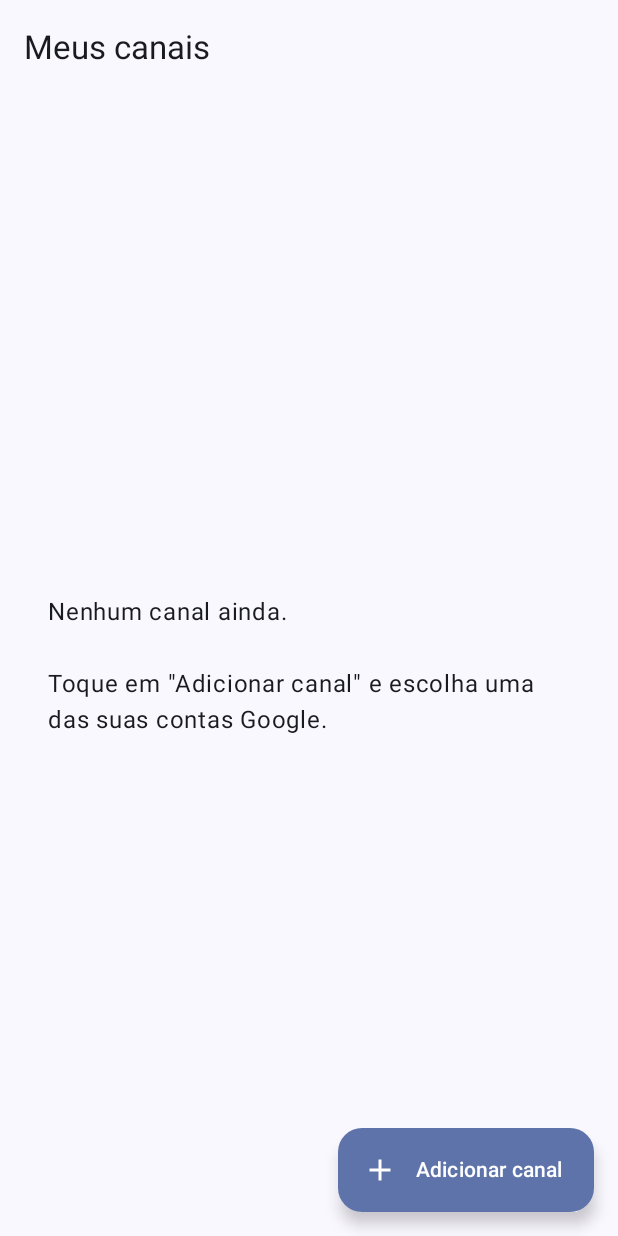
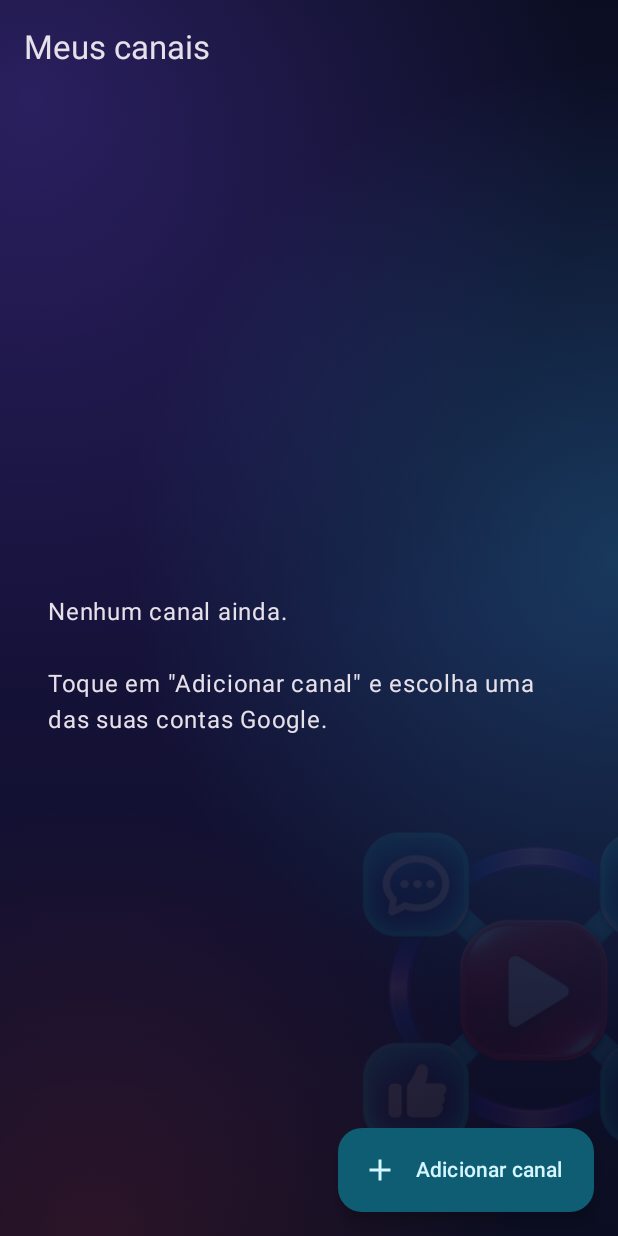
Before and after one commit to jbalvezz/studio-movel, an Android app built with Jetpack Compose: the screen it shows after launch (MainActivity), on a phone screen of 412 x 824 dp. Run offline under Robolectric (Android 15) with nearby library versions, the phone set to English and light mode, and no system bars; pictures from the network do not load.

Commit message:
Ícone próprio, fundo com as cores do ícone, organizar canais e botão Gmail
Co-Authored-By: Claude Opus 5.5 <noreply@anthropic.com>

```diff
--- a/app/build.gradle.kts
+++ b/app/build.gradle.kts
@@ -16,7 +16,7 @@ android {
         minSdk = 26
         targetSdk = 35
         versionCode = (System.getenv("GITHUB_RUN_NUMBER") ?: "1").toInt()
-        versionName = "0.2.${System.getenv("GITHUB_RUN_NUMBER") ?: "0"}"
+        versionName = "0.3.${System.getenv("GITHUB_RUN_NUMBER") ?: "0"}"
     }
 
     signingConfigs {
--- a/app/src/main/java/com/studiomovel/app/MainActivity.kt
+++ b/app/src/main/java/com/studiomovel/app/MainActivity.kt
@@ -11,6 +11,21 @@ import androidx.activity.compose.BackHandler
 import androidx.activity.compose.setContent
 import androidx.activity.enableEdgeToEdge
 import androidx.compose.foundation.clickable
+import androidx.compose.foundation.Image
+import androidx.compose.foundation.layout.offset
+import androidx.compose.material.icons.filled.Check
+import androidx.compose.material.icons.filled.Email
+import androidx.compose.material.icons.filled.KeyboardArrowDown
+import androidx.compose.material.icons.filled.KeyboardArrowUp
+import androidx.compose.material.icons.filled.Edit
+import androidx.compose.material3.CardDefaults
+import androidx.compose.material3.TopAppBarDefaults
+import androidx.compose.ui.draw.alpha
+import androidx.compose.ui.draw.drawBehind
+import androidx.compose.ui.geometry.Offset
+import androidx.compose.ui.graphics.Brush
+import androidx.compose.ui.graphics.drawscope.DrawScope
+import androidx.compose.ui.res.painterResource
 import androidx.compose.foundation.isSystemInDarkTheme
 import androidx.compose.foundation.layout.Arrangement
 import androidx.compose.foundation.layout.Box
@@ -27,6 +42,7 @@ import androidx.compose.foundation.layout.size
 import androidx.compose.foundation.layout.width
 import androidx.compose.foundation.lazy.LazyColumn
 import androidx.compose.foundation.lazy.items
+import androidx.compose.foundation.lazy.itemsIndexed
 import androidx.compose.foundation.rememberScrollState
 import androidx.compose.foundation.shape.CircleShape
 import androidx.compose.foundation.shape.RoundedCornerShape
@@ -97,18 +113,57 @@ class MainActivity : ComponentActivity() {
 
 // ---------- Tema ----------
 
+// Cores tiradas do ícone: azul-ciano, roxo e vermelho do play.
+private val CorFundo1 = Color(0xFF0B0E22)
+private val CorFundo2 = Color(0xFF16123A)
+val CorCartao = Color(0xFF1D1A44).copy(alpha = 0.78f)
+
 @Composable
 fun Tema(conteudo: @Composable () -> Unit) {
-    val escuro = isSystemInDarkTheme()
-    val ctx = LocalContext.current
-    val cores = when {
-        Build.VERSION.SDK_INT >= 31 -> if (escuro) dynamicDarkColorScheme(ctx) else dynamicLightColorScheme(ctx)
-        escuro -> darkColorScheme(primary = Color(0xFFB69CFF), secondary = Color(0xFF6FD3FF))
-        else -> lightColorScheme(primary = Color(0xFF5B2BB5), secondary = Color(0xFF0B6FA8))
+    val cores = darkColorScheme(
+        primary = Color(0xFF5FE3FF),
+        onPrimary = Color(0xFF00222B),
+        secondary = Color(0xFFB08CFF),
+        tertiary = Color(0xFFFF4D5E),
+        background = CorFundo1,
+        surface = Color(0xFF1D1A44),
+        surfaceVariant = Color(0xFF2A2660),
+        onSurfaceVariant = Color(0xFFC4C2E8),
+        primaryContainer = Color(0xFF0E5D73),
+        onPrimaryContainer = Color(0xFFD5F6FF),
+        secondaryContainer = Color(0xFF3B2C7A),
+        onSecondaryContainer = Color(0xFFEDE5FF),
+    )
+    MaterialTheme(colorScheme = cores) {
+        Box(Modifier.fillMaxSize().drawBehind { fundo() }) {
+            // Marca d'água discreta com o ícone, no canto de baixo.
+            Image(
+                painter = painterResource(R.drawable.marca_dagua),
+                contentDescription = null,
+                modifier = Modifier.align(Alignment.BottomEnd).padding(bottom = 40.dp).size(260.dp)
+                    .offset(x = 70.dp).alpha(0.07f),
+            )
+            // Surface transparente: só para o texto ficar claro sobre o fundo escuro.
+            Surface(Modifier.fillMaxSize(), color = Color.Transparent, contentColor = cores.onBackground) { conteudo() }
+        }
     }
-    MaterialTheme(colorScheme = cores) {
-        Surface(Modifier.fillMaxSize(), color = MaterialTheme.colorScheme.background) { conteudo() }
-    }
+}
+
+/** Degradê escuro com brilhos suaves nas cores do ícone. */
+private fun DrawScope.fundo() {
+    drawRect(Brush.verticalGradient(listOf(CorFundo1, CorFundo2, CorFundo1)))
+    fun brilho(cor: Color, cx: Float, cy: Float, raio: Float) = drawCircle(
+        brush = Brush.radialGradient(
+            listOf(cor, Color.Transparent),
+            center = Offset(size.width * cx, size.height * cy),
+            radius = size.minDimension * raio,
+        ),
+        radius = size.minDimension * raio,
+        center = Offset(size.width * cx, size.height * cy),
+    )
+    brilho(Color(0x447B4DFF), 0.05f, 0.08f, 0.9f)  // roxo
+    brilho(Color(0x3322D3EE), 1.0f, 0.45f, 0.8f)   // ciano
+    brilho(Color(0x22FF3B4E), 0.15f, 1.0f, 0.7f)   // vermelho
 }
 
 // ---------- Navegação ----------
@@ -146,6 +201,8 @@ fun TelaCanais(
     val aviso = remember { SnackbarHostState() }
     var ocupado by remember { mutableStateOf(false) }
     var paraRemover by remember { mutableStateOf<ContaCanal?>(null) }
+    var organizando by rememberSaveable { mutableStateOf(false) }
+    val ctx = LocalContext.current
 
     fun adicionar() {
         escopo.launch {
@@ -190,9 +247,16 @@ fun TelaCanais(
     Scaffold(
         topBar = {
             TopAppBar(
-                title = { Text("Meus canais") },
+                title = { Text(if (organizando) "Organizar canais" else "Meus canais") },
+                colors = barraTransparente(),
                 actions = {
-                    if (lista.isNotEmpty()) {
+                    if (lista.size > 1 || organizando) {
+                        IconButton(onClick = { organizando = !organizando }) {
+                            if (organizando) Icon(Icons.Default.Check, contentDescription = "Concluir")
+                            else Icon(Icons.Default.Edit, contentDescription = "Organizar canais")
+                        }
+                    }
+                    if (lista.isNotEmpty() && !organizando) {
                         IconButton(onClick = { atualizarTodos() }, enabled = !ocupado) {
                             Icon(Icons.Default.Refresh, contentDescription = "Atualizar")
                         }
@@ -200,8 +264,9 @@ fun TelaCanais(
                 },
             )
         },
+        containerColor = Color.Transparent,
         floatingActionButton = {
-            ExtendedFloatingActionButton(
+            if (!organizando) ExtendedFloatingActionButton(
                 onClick = { if (!ocupado) adicionar() },
                 icon = { Icon(Icons.Default.Add, contentDescription = null) },
                 text = { Text("Adicionar canal") },
@@ -223,8 +288,23 @@ fun TelaCanais(
                     contentPadding = PaddingValues(start = 16.dp, end = 16.dp, top = 8.dp, bottom = 96.dp),
                     verticalArrangement = Arrangement.spacedBy(10.dp),
                 ) {
-                    items(lista, key = { it.email }) { c ->
-                        CartaoCanal(c, abrir = { abrir(c) }, remover = { paraRemover = c })
+                    if (organizando) item {
+                        Text(
+                            "Use as setas para mudar a ordem. Toque no ✓ lá em cima quando terminar.",
+                            style = MaterialTheme.typography.bodyMedium,
+                            color = MaterialTheme.colorScheme.onSurfaceVariant,
+                        )
+                    }
+                    itemsIndexed(lista, key = { _, c -> c.email }) { i, c ->
+                        CartaoCanal(
+                            c = c,
+                            organizando = organizando,
+                            abrir = { abrir(c) },
+                            gmail = { abrirGmail(ctx, c.email) },
+                            subir = if (i > 0) ({ contas.mover(c.email, -1); aoMudar() }) else null,
+                            descer = if (i < lista.lastIndex) ({ contas.mover(c.email, 1); aoMudar() }) else null,
+                            remover = { paraRemover = c },
+                        )
                     }
                 }
             }
@@ -245,8 +325,19 @@ fun TelaCanais(
 }
 
 @Composable
-fun CartaoCanal(c: ContaCanal, abrir: () -> Unit, remover: () -> Unit) {
-    Card(Modifier.fillMaxWidth().clickable(onClick = abrir)) {
+fun CartaoCanal(
+    c: ContaCanal,
+    organizando: Boolean,
+    abrir: () -> Unit,
+    gmail: () -> Unit,
+    subir: (() -> Unit)?,
+    descer: (() -> Unit)?,
+    remover: () -> Unit,
+) {
+    Card(
+        Modifier.fillMaxWidth().clickable(enabled = !organizando, onClick = abrir),
+        colors = CardDefaults.cardColors(containerColor = CorCartao),
+    ) {
         Row(Modifier.padding(14.dp), verticalAlignment = Alignment.CenterVertically) {
             AsyncImage(
                 model = c.foto,
@@ -269,12 +360,40 @@ fun CartaoCanal(c: ContaCanal, abrir: () -> Unit, remover: () -> Unit) {
                     overflow = TextOverflow.Ellipsis,
                 )
             }
-            IconButton(onClick = remover) {
-                Icon(Icons.Default.Delete, contentDescription = "Remover canal")
+            if (organizando) {
+                IconButton(onClick = { subir?.invoke() }, enabled = subir != null) {
+                    Icon(Icons.Default.KeyboardArrowUp, contentDescription = "Subir")
+                }
+                IconButton(onClick = { descer?.invoke() }, enabled = descer != null) {
+                    Icon(Icons.Default.KeyboardArrowDown, contentDescription = "Descer")
+                }
+                IconButton(onClick = remover) {
+                    Icon(Icons.Default.Delete, contentDescription = "Remover canal")
+                }
+            } else {
+                IconButton(onClick = gmail) {
+                    Icon(
+                        Icons.Default.Email,
+                        contentDescription = "Abrir Gmail desta conta",
+                        tint = MaterialTheme.colorScheme.tertiary,
+                    )
+                }
             }
         }
     }
 }
+
+/** Abre o Gmail já na conta certa (pelo navegador, que guarda o login de cada conta). */
+fun abrirGmail(ctx: android.content.Context, email: String) {
+    val url = "https://mail.google.com/mail/u/" + Uri.encode(email) + "/#inbox"
+    ctx.startActivity(Intent(Intent.ACTION_VIEW, Uri.parse(url)))
+}
+
+@Composable
+fun barraTransparente() = TopAppBarDefaults.topAppBarColors(
+    containerColor = Color.Transparent,
+    scrolledContainerColor = Color.Transparent,
+)
 
 // ---------- Tela 2: vídeos de um canal ----------
 
@@ -290,6 +409,7 @@ fun TelaVideos(conta: ContaCanal, aut: Autorizador, voltar: () -> Unit) {
     var carregando by remember { mutableStateOf(true) }
     var erro by remember { mutableStateOf<String?>(null) }
     var filtro by rememberSaveable { mutableStateOf(Filtro.TODOS) }
+    val ctx = LocalContext.current
 
     fun carregar() {
         escopo.launch {
@@ -324,18 +444,23 @@ fun TelaVideos(conta: ContaCanal, aut: Autorizador, voltar: () -> Unit) {
         topBar = {
             TopAppBar(
                 title = { Text(conta.titulo, maxLines = 1, overflow = TextOverflow.Ellipsis) },
+                colors = barraTransparente(),
                 navigationIcon = {
                     IconButton(onClick = voltar) {
                         Icon(Icons.AutoMirrored.Filled.ArrowBack, contentDescription = "Voltar")
                     }
                 },
                 actions = {
+                    IconButton(onClick = { abrirGmail(ctx, conta.email) }) {
+                        Icon(Icons.Default.Email, contentDescription = "Gmail", tint = MaterialTheme.colorScheme.tertiary)
+                    }
                     IconButton(onClick = { carregar() }, enabled = !carregando) {
                         Icon(Icons.Default.Refresh, contentDescription = "Atualizar")
                     }
                 },
             )
         },
+        containerColor = Color.Transparent,
     ) { margem ->
         Column(Modifier.padding(margem).fillMaxSize()) {
             Row(
--- a/app/src/main/res/drawable/ic_launcher_background.xml
+++ b/app/src/main/res/drawable/ic_launcher_background.xml
@@ -1,4 +1,6 @@
 <?xml version="1.0" encoding="utf-8"?>
 <shape xmlns:android="http://schemas.android.com/apk/res/android" android:shape="rectangle">
-    <gradient android:angle="135" android:startColor="#FF3B1E7A" android:endColor="#FF0B6FA8" />
+    <gradient android:type="radial" android:gradientRadius="80dp"
+        android:centerX="0.5" android:centerY="0.5"
+        android:startColor="#FF2A2366" android:endColor="#FF0D1026" />
 </shape>
--- a/app/src/main/res/mipmap-anydpi-v26/ic_launcher.xml
+++ b/app/src/main/res/mipmap-anydpi-v26/ic_launcher.xml
@@ -1,5 +1,5 @@
 <?xml version="1.0" encoding="utf-8"?>
 <adaptive-icon xmlns:android="http://schemas.android.com/apk/res/android">
     <background android:drawable="@drawable/ic_launcher_background" />
-    <foreground android:drawable="@drawable/ic_launcher_foreground" />
+    <foreground android:drawable="@mipmap/ic_launcher_foreground" />
 </adaptive-icon>
```
Also changed, not shown: app/src/main/java/com/studiomovel/app/Contas.kt (+11 -0 lines), app/src/main/res/drawable/ic_launcher_foreground.xml (deleted, +0 -9 lines), app/src/main/res/drawable-nodpi/marca_dagua.png (added), app/src/main/res/mipmap-hdpi/ic_launcher_foreground.png (added), app/src/main/res/mipmap-mdpi/ic_launcher_foreground.png (added), app/src/main/res/mipmap-xhdpi/ic_launcher_foreground.png (added), app/src/main/res/mipmap-xxhdpi/ic_launcher_foreground.png (added), app/src/main/res/mipmap-xxxhdpi/ic_launcher_foreground.png (added), 3 other files.
